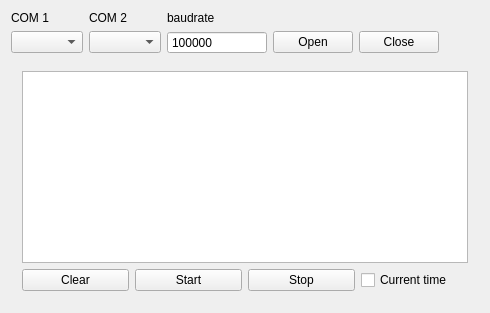
First picture: the form in src/mainwindow.ui, repository ocean-bravo/qt_serial_sniffer, before the edit.
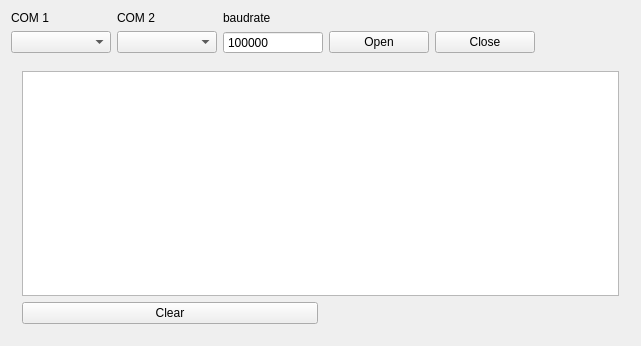
Second picture: the form after the edit.

Diff of the .ui file:
```diff
--- a/src/mainwindow.ui
+++ b/src/mainwindow.ui
@@ -2,6 +2,14 @@
 <ui version="4.0">
  <class>MainWindow</class>
  <widget class="QMainWindow" name="MainWindow">
+  <property name="geometry">
+   <rect>
+    <x>0</x>
+    <y>0</y>
+    <width>641</width>
+    <height>346</height>
+   </rect>
+  </property>
   <property name="windowTitle">
    <string>Terminal</string>
   </property>
@@ -24,6 +32,12 @@
           <verstretch>0</verstretch>
          </sizepolicy>
         </property>
+        <property name="minimumSize">
+         <size>
+          <width>100</width>
+          <height>0</height>
+         </size>
+        </property>
         <property name="text">
          <string>Open</string>
         </property>
@@ -37,6 +51,12 @@
           <verstretch>0</verstretch>
          </sizepolicy>
         </property>
+        <property name="minimumSize">
+         <size>
+          <width>100</width>
+          <height>0</height>
+         </size>
+        </property>
         <property name="text">
          <string>Close</string>
         </property>
@@ -56,10 +76,24 @@
        </spacer>
       </item>
       <item row="1" column="1">
-       <widget class="QComboBox" name="serial2"/>
+       <widget class="QComboBox" name="serial2">
+        <property name="minimumSize">
+         <size>
+          <width>100</width>
+          <height>0</height>
+         </size>
+        </property>
+       </widget>
       </item>
       <item row="1" column="0">
-       <widget class="QComboBox" name="serial1"/>
+       <widget class="QComboBox" name="serial1">
+        <property name="minimumSize">
+         <size>
+          <width>100</width>
+          <height>0</height>
+         </size>
+        </property>
+       </widget>
       </item>
       <item row="0" column="0">
        <widget class="QLabel" name="label">
@@ -106,12 +140,8 @@
       </property>
       <widget class="QWidget" name="layoutWidget2">
        <layout class="QGridLayout" name="udpGridLayout">
-        <item row="1" column="3">
-         <widget class="QCheckBox" name="currentTime">
-          <property name="text">
-           <string>Current time</string>
-          </property>
-         </widget>
+        <item row="0" column="0" colspan="2">
+         <widget class="QTextEdit" name="log"/>
         </item>
         <item row="1" column="0">
          <widget class="QPushButton" name="clear">
@@ -120,35 +150,6 @@
           </property>
          </widget>
         </item>
-        <item row="1" column="2">
-         <widget class="QPushButton" name="stop">
-          <property name="sizePolicy">
-           <sizepolicy hsizetype="Minimum" vsizetype="Fixed">
-            <horstretch>0</horstretch>
-            <verstretch>0</verstretch>
-           </sizepolicy>
-          </property>
-          <property name="text">
-           <string>Stop</string>
-          </property>
-         </widget>
-        </item>
-        <item row="0" column="0" colspan="4">
-         <widget class="QTextEdit" name="log"/>
-        </item>
-        <item row="1" column="1">
-         <widget class="QPushButton" name="start">
-          <property name="sizePolicy">
-           <sizepolicy hsizetype="Minimum" vsizetype="Fixed">
-            <horstretch>0</horstretch>
-            <verstretch>0</verstretch>
-           </sizepolicy>
-          </property>
-          <property name="text">
-           <string>Start</string>
-          </property>
-         </widget>
-        </item>
        </layout>
       </widget>
      </widget>
```
